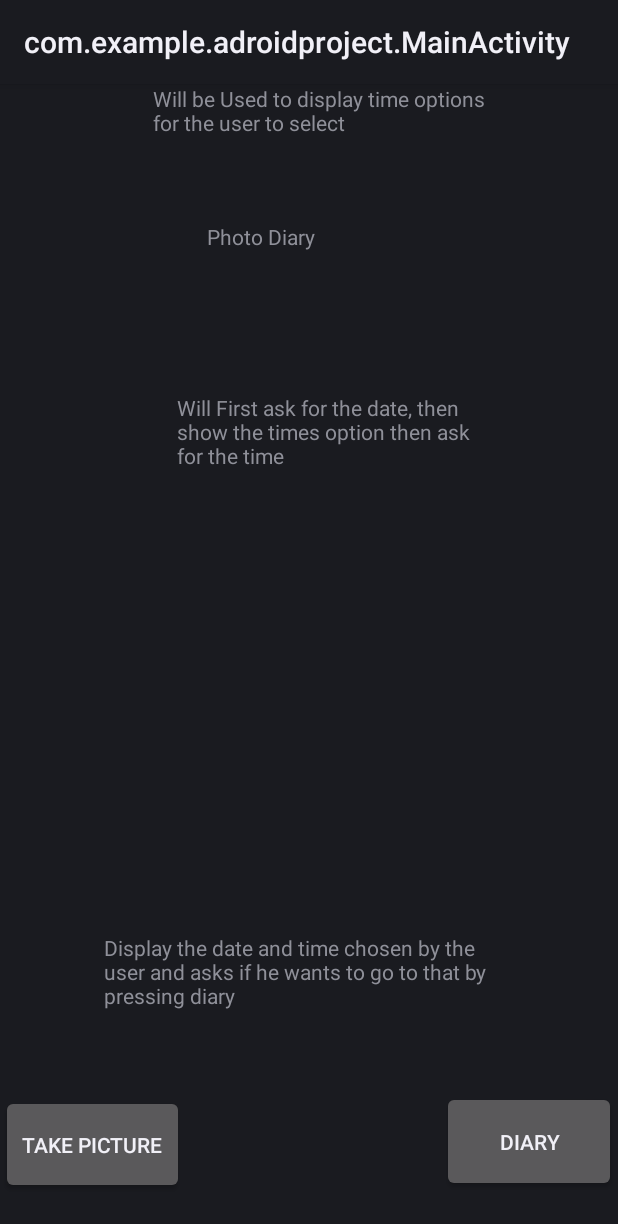
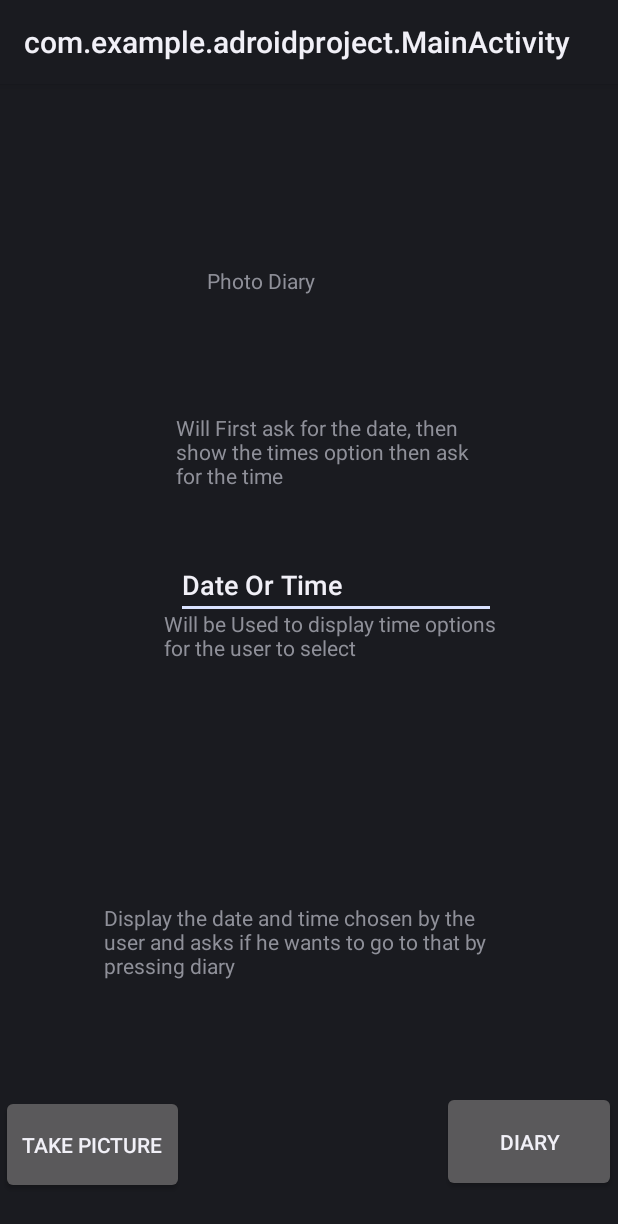
Before and after one commit to michelraskin/PhotoDiary, an Android app: the screen it shows after launch (MainActivity), on a phone screen of 412 x 824 dp. Shown: the top 1224 px of the screen. Run offline under Robolectric (Android 15) with nearby library versions, the phone set to English and light mode, and no system bars.

Commit message:
Mudando a Porra toda pra parar com a putaria

```diff
--- a/app/src/main/res/layout/activity_main.xml
+++ b/app/src/main/res/layout/activity_main.xml
@@ -11,13 +11,16 @@
         android:layout_width="152dp"
         android:layout_height="22dp"
         android:layout_marginStart="176dp"
-        android:layout_marginTop="92dp"
+        android:layout_marginTop="96dp"
         android:layout_marginEnd="176dp"
+        android:layout_marginBottom="600dp"
         android:text="Photo Diary"
+        app:layout_constraintBottom_toBottomOf="parent"
         app:layout_constraintEnd_toEndOf="parent"
         app:layout_constraintHorizontal_bias="0.419"
         app:layout_constraintStart_toStartOf="parent"
-        app:layout_constraintTop_toTopOf="parent" />
+        app:layout_constraintTop_toTopOf="parent"
+        app:layout_constraintVertical_chainStyle="spread_inside" />
 
     <Button
         android:id="@+id/takePicture"
@@ -56,50 +59,61 @@
         android:layout_width="wrap_content"
         android:layout_height="wrap_content"
         android:layout_marginStart="117dp"
+        android:layout_marginTop="300dp"
         android:layout_marginEnd="81dp"
+        android:layout_marginBottom="400dp"
         android:ems="10"
         android:inputType="textPersonName"
         android:text="Date Or Time"
-        app:layout_constraintBottom_toTopOf="@+id/timeOpt"
+        app:layout_constraintBottom_toBottomOf="parent"
         app:layout_constraintEnd_toEndOf="parent"
         app:layout_constraintHorizontal_bias="0.0"
-        app:layout_constraintStart_toStartOf="parent" />
+        app:layout_constraintStart_toStartOf="parent"
+        app:layout_constraintTop_toTopOf="parent" />
 
     <TextView
         android:id="@+id/diaryData"
         android:layout_width="196dp"
         android:layout_height="55dp"
         android:layout_marginStart="117dp"
-        android:layout_marginTop="92dp"
+        android:layout_marginTop="175dp"
         android:layout_marginEnd="98dp"
+        android:layout_marginBottom="450dp"
         android:text="Will First ask for the date, then show the times option then ask for the time"
+        app:layout_constraintBottom_toBottomOf="parent"
+        app:layout_constraintEnd_toEndOf="parent"
+        app:layout_constraintHorizontal_bias="0.0"
+        app:layout_constraintStart_toStartOf="parent"
+        app:layout_constraintTop_toTopOf="parent" />
+
+    <TextView
+        android:id="@+id/timeOpt"
+        android:layout_width="221dp"
+        android:layout_height="179dp"
+        android:layout_marginStart="102dp"
+        android:layout_marginTop="350dp"
+        android:layout_marginEnd="81dp"
+        android:layout_marginBottom="150dp"
+        android:text="Will be Used to display time options for the user to select"
+        app:layout_constraintBottom_toBottomOf="parent"
         app:layout_constraintEnd_toEndOf="parent"
         app:layout_constraintHorizontal_bias="1.0"
         app:layout_constraintStart_toStartOf="parent"
-        app:layout_constraintTop_toBottomOf="@+id/title" />
-
-    <TextView
-        android:id="@+id/timeOpt"
-        android:layout_width="228dp"
-        android:layout_height="210dp"
-        android:layout_marginStart="102dp"
-        android:layout_marginEnd="81dp"
-        android:text="Will be Used to display time options for the user to select"
-        app:layout_constraintEnd_toEndOf="parent"
-        app:layout_constraintHorizontal_bias="0.0"
-        app:layout_constraintStart_toStartOf="parent"
-        tools:layout_editor_absoluteY="319dp" />
+        app:layout_constraintTop_toTopOf="parent"
+        app:layout_constraintVertical_bias="0.0" />
 
     <TextView
         android:id="@+id/Choices"
         android:layout_width="273dp"
         android:layout_height="68dp"
         android:layout_marginStart="69dp"
+        android:layout_marginTop="400dp"
         android:layout_marginEnd="69dp"
-        android:layout_marginBottom="40dp"
+        android:layout_marginBottom="8dp"
         android:text="Display the date and time chosen by the user and asks if he wants to go to that by pressing diary"
-        app:layout_constraintBottom_toTopOf="@+id/takePicture"
+        app:layout_constraintBottom_toBottomOf="parent"
         app:layout_constraintEnd_toEndOf="parent"
         app:layout_constraintHorizontal_bias="0.0"
-        app:layout_constraintStart_toStartOf="parent" />
+        app:layout_constraintStart_toStartOf="parent"
+        app:layout_constraintTop_toTopOf="parent" />
 </android.support.constraint.ConstraintLayout>
```
Also changed, not shown: app/src/main/java/com/example/adroidproject/DiaryActivity.java (+9 -8 lines), app/src/main/java/com/example/adroidproject/MainActivity.java (+16 -6 lines), app/src/main/java/com/example/adroidproject/file.txt (added), app/src/main/java/com/example/adroidproject/file2.txt (added).
